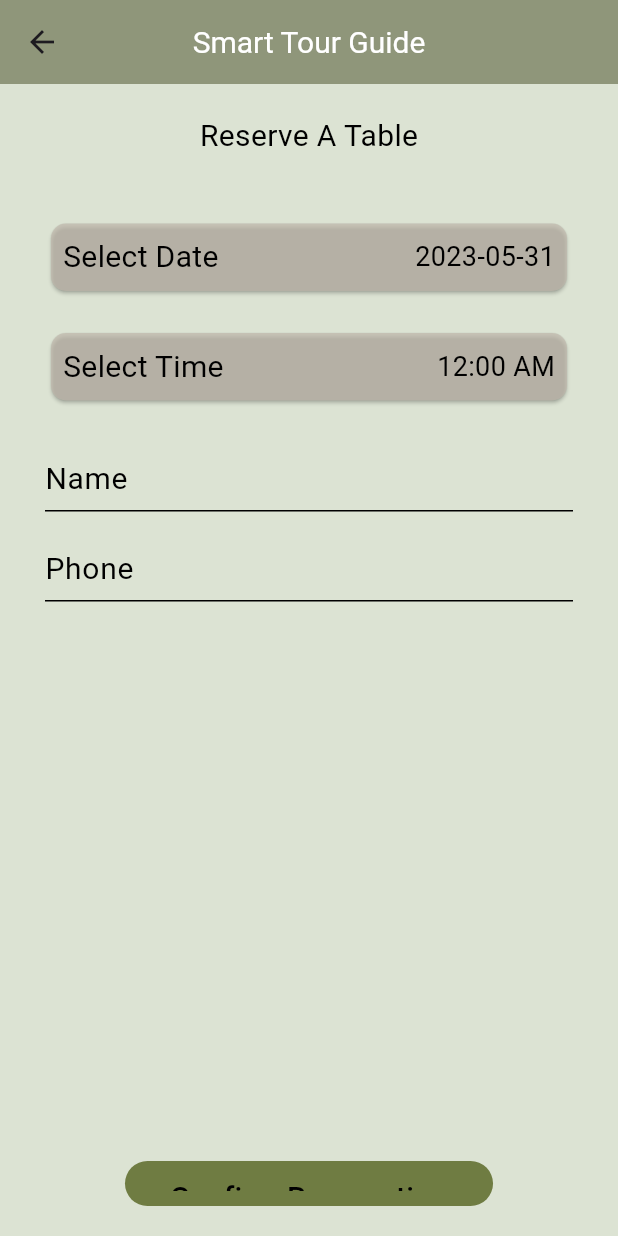
After one commit to s-hammad-a/tour-guide, a Flutter app: the ReservationScreen screen opened by its route, on a phone screen of 412 x 824 dp. The commit adds this screen. Run offline on Flutter 3.47's test engine with Material 2 defaults, Android fonts, the phone set to English and light mode, and no system bars; our stand-ins replace firebase_auth, firebase_core, firebase_database; accounts and stored records are empty; network calls fail.

Commit message:
31/05/2023

```diff
--- /dev/null
+++ b/lib/controllers/create_account_controller.dart
@@ -0,0 +1,34 @@
+import 'package:firebase_database/firebase_database.dart';
+import 'package:flutter/material.dart';
+
+import '../firebase/firebase_auth.dart';
+
+class CreateAccountProvider extends ChangeNotifier {
+  TextEditingController nameController = TextEditingController();
+  TextEditingController emailController = TextEditingController();
+  TextEditingController phoneController = TextEditingController();
+  TextEditingController passwordController = TextEditingController();
+  TextEditingController rePasswordController = TextEditingController();
+  final DatabaseReference databaseReference = FirebaseDatabase.instance.reference().child('/');
+
+  bool checkPassword() {
+    return (passwordController.text.length > 6 && passwordController.text == rePasswordController.text);
+  }
+
+  Future<bool> createAccount() async {
+    bool check =  await AuthService().registerWithEmailAndPassword(emailController.text, passwordController.text, nameController.text).then((value) async {
+      print("hasfashhhh");
+      await databaseReference. .set({
+        AuthService().auth.currentUser!.uid : null,
+      }).onError((error, stackTrace) {
+        print(error.toString());
+      });
+      print("hhhhhh");
+      return true;
+    }).onError((error, stackTrace) {
+      return false;
+    });
+    await AuthService().auth.currentUser!.updatePhotoURL(phoneController.text);
+    return check;
+  }
+}
--- /dev/null
+++ b/lib/controllers/log_in_controller.dart
@@ -0,0 +1,7 @@
+import 'package:flutter/material.dart';
+
+class LoginProvider extends ChangeNotifier {
+  TextEditingController emailController = TextEditingController();
+  TextEditingController passwordController = TextEditingController();
+
+}
--- /dev/null
+++ b/lib/controllers/reservation_controller.dart
@@ -0,0 +1,17 @@
+import 'package:firebase_database/firebase_database.dart';
+import 'package:flutter/material.dart';
+
+class ReservationProvider extends ChangeNotifier {
+  DateTime date = DateTime.now();
+  TimeOfDay time = const TimeOfDay(hour: 0, minute: 0);
+  TextEditingController nameController = TextEditingController();
+  TextEditingController phoneController = TextEditingController();
+  final DatabaseReference riyadhBusRef = FirebaseDatabase.instance.reference().child('/');
+
+
+  void addReservation() {
+    if(nameController.text.isNotEmpty && phoneController.text.isNotEmpty) {
+
+    }
+  }
+}
--- /dev/null
+++ b/lib/screens/reservation_screen.dart
@@ -0,0 +1,203 @@
+import 'package:flutter/material.dart';
+import 'package:provider/provider.dart';
+import 'package:togu/controllers/reservation_controller.dart';
+
+class ReservationScreen extends StatelessWidget {
+  const ReservationScreen({Key? key}) : super(key: key);
+
+  @override
+  Widget build(BuildContext context) {
+    dynamic args = ModalRoute.of(context)!.settings.arguments;
+    // if(args == null) {
+    //   Navigator.pop(context);
+    // }
+    // String name = args['name'].toString();
+    return Scaffold(
+      backgroundColor: const Color(0xFFDCE3D3),
+      appBar: AppBar(
+        centerTitle: true,
+        title: const Text(
+          "Smart Tour Guide",
+          style: TextStyle(
+              color: Colors.white,
+              fontSize: 20
+          ),
+        ),
+        backgroundColor: const Color(0xFF8F967A),
+      ),
+      body: Padding(
+        padding: const EdgeInsets.symmetric(horizontal: 30),
+        child: Column(
+          children: [
+            const SizedBox(height: 20,),
+            const Text(
+              "Reserve A Table",
+              style: TextStyle(
+                color: Colors.black,
+                fontSize: 20
+              ),
+            ),
+            const SizedBox(height: 30,),
+            GestureDetector(
+              onTap: () {
+                showDatePicker(
+                  context: context,
+                  initialDate: DateTime.now().add(const Duration(days: 1)),
+                  firstDate: DateTime.now().add(const Duration(days: 1)),
+                  lastDate: DateTime.now().add(const Duration(days: 365)),
+                );
+              },
+              child: Padding(
+                padding: const EdgeInsets.symmetric(horizontal: 0, vertical: 10),
+                child: Card(
+                  color: const Color(0xAABFB6AA),
+                  shape: RoundedRectangleBorder(
+                    borderRadius: BorderRadius.circular(10),
+                  ),
+                  child: Padding(
+                    padding: const EdgeInsets.all(8.0),
+                    child: Row(
+                      children: [
+                        const Text(
+                          "Select Date",
+                          style: TextStyle(
+                            color: Colors.black,
+                            fontSize: 20,
+                          ),
+                        ),
+                        const Expanded(child: SizedBox.shrink()),
+                        Text(
+                         context.watch<ReservationProvider>().date.toString().substring(0, 10),
+                         style: const TextStyle(
+                           color: Colors.black,
+                           fontSize: 18,
+                         ),
+                        ),
+                      ],
+                    ),
+                  ),
+                ),
+              ),
+            ),
+            GestureDetector(
+              onTap: () {
+                showTimePicker(
+                  context: context,
+                  initialTime: const TimeOfDay(hour: 0, minute: 0),
+                );
+              },
+              child: Padding(
+                padding: const EdgeInsets.symmetric(horizontal: 0, vertical: 10),
+                child: Card(
+                  color: const Color(0xAABFB6AA),
+                  shape: RoundedRectangleBorder(
+                    borderRadius: BorderRadius.circular(10),
+                  ),
+                  child: Padding(
+                    padding: const EdgeInsets.all(8.0),
+                    child: Row(
+                      children: [
+                        const Text(
+                          "Select Time",
+                          style: TextStyle(
+                            color: Colors.black,
+                            fontSize: 20,
+                          ),
+                        ),
+                        const Expanded(child: SizedBox.shrink()),
+                        Text(
+                          context.watch<ReservationProvider>().time.format(context),
+                          style: const TextStyle(
+                            color: Colors.black,
+                            fontSize: 18,
+                          ),
+                        ),
+                      ],
+                    ),
+                  ),
+                ),
+              ),
+            ),
+            const SizedBox(height: 20,),
+            SizedBox(
+              height: 40,
+              child: TextFormField(
+                style: const TextStyle(
+                  color: Colors.black,
+                  fontSize: 20,
+                ),
+                keyboardType: TextInputType.text,
+                controller: context.watch<ReservationProvider>().nameController,
+                decoration: const InputDecoration(
+                  hintText: "Name",
+                  hintStyle: TextStyle(
+                    color: Colors.black,
+                    fontSize: 20,
+                  ),
+                  border: UnderlineInputBorder(
+                    borderSide: BorderSide(color: Colors.black),
+                  ),
+                  focusedBorder: UnderlineInputBorder(
+                    borderSide: BorderSide(color: Colors.black),
+                  ),
+                  enabledBorder: UnderlineInputBorder(
+                    borderSide: BorderSide(color: Colors.black),
+                  ),
+                ),
+              ),
+            ),
+            const SizedBox(height: 20,),
+            SizedBox(
+              height: 40,
+              child: TextFormField(
+                style: const TextStyle(
+                  color: Colors.black,
+                  fontSize: 20,
+                ),
+                keyboardType: TextInputType.phone,
+                controller: context.watch<ReservationProvider>().phoneController,
+                decoration: const InputDecoration(
+                  hintText: "Phone",
+                  hintStyle: TextStyle(
+                    color: Colors.black,
+                    fontSize: 20,
+                  ),
+                  border: UnderlineInputBorder(
+                    borderSide: BorderSide(color: Colors.black),
+                  ),
+                  focusedBorder: UnderlineInputBorder(
+                    borderSide: BorderSide(color: Colors.black),
+                  ),
+                  enabledBorder: UnderlineInputBorder(
+                    borderSide: BorderSide(color: Colors.black),
+                  ),
+                ),
+              ),
+            ),
+            const Expanded(child: SizedBox.shrink()),
+            SizedBox(
+              height: 30,
+              child: TextButton(
+                onPressed: () {
+                  // Navigator.pushNamed(context, '/reservationScreen');
+                },
+                style: const ButtonStyle(
+                    padding: MaterialStatePropertyAll(EdgeInsets.symmetric(horizontal: 30, vertical: 10)),
+                    backgroundColor: MaterialStatePropertyAll(Color(0xFF6F7C42))
+                ),
+                child: const Text(
+                  "Confirm Reservation",
+                  style: TextStyle(
+                    color: Colors.black,
+                    fontSize: 20,
+                  ),
+                ),
+              ),
+            ),
+            const SizedBox(height: 20,),
+          ],
+        ),
+      ),
+    );
+  }
+}
```
Also changed, not shown: lib/firebase/firebase_auth.dart (+5 -5 lines), lib/main.dart (+21 -10 lines), lib/screens/create_account_screen.dart (+14 -3 lines), lib/screens/details_screen.dart (+20 -0 lines), lib/screens/log_in_screen.dart (+7 -1 lines).
